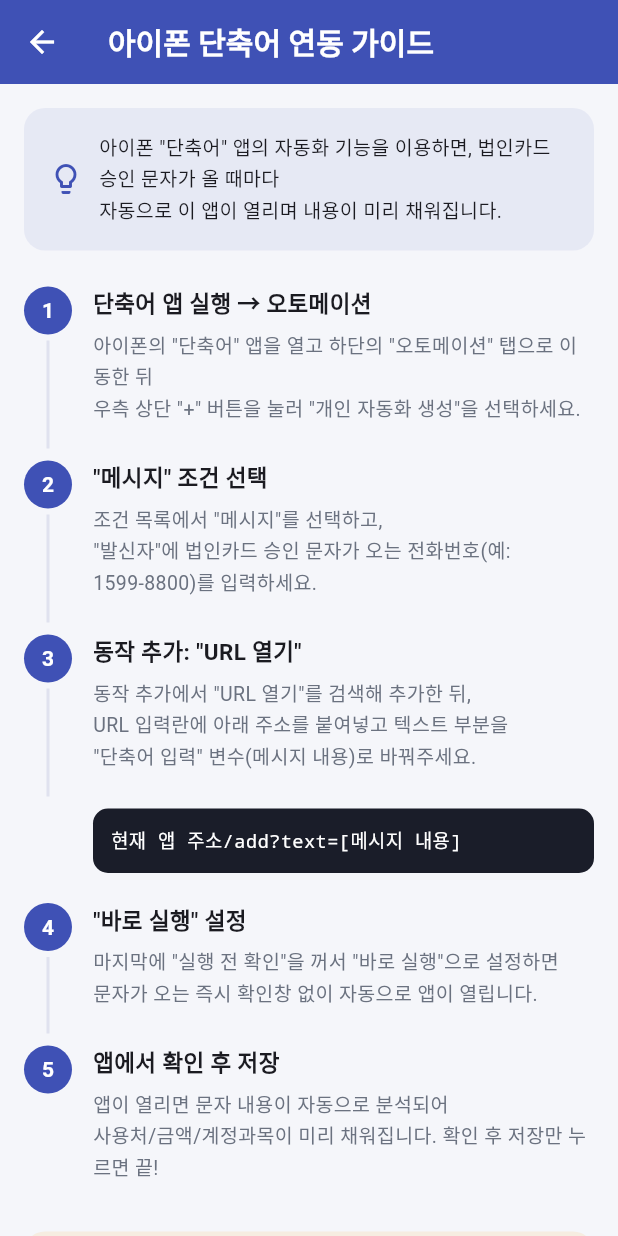
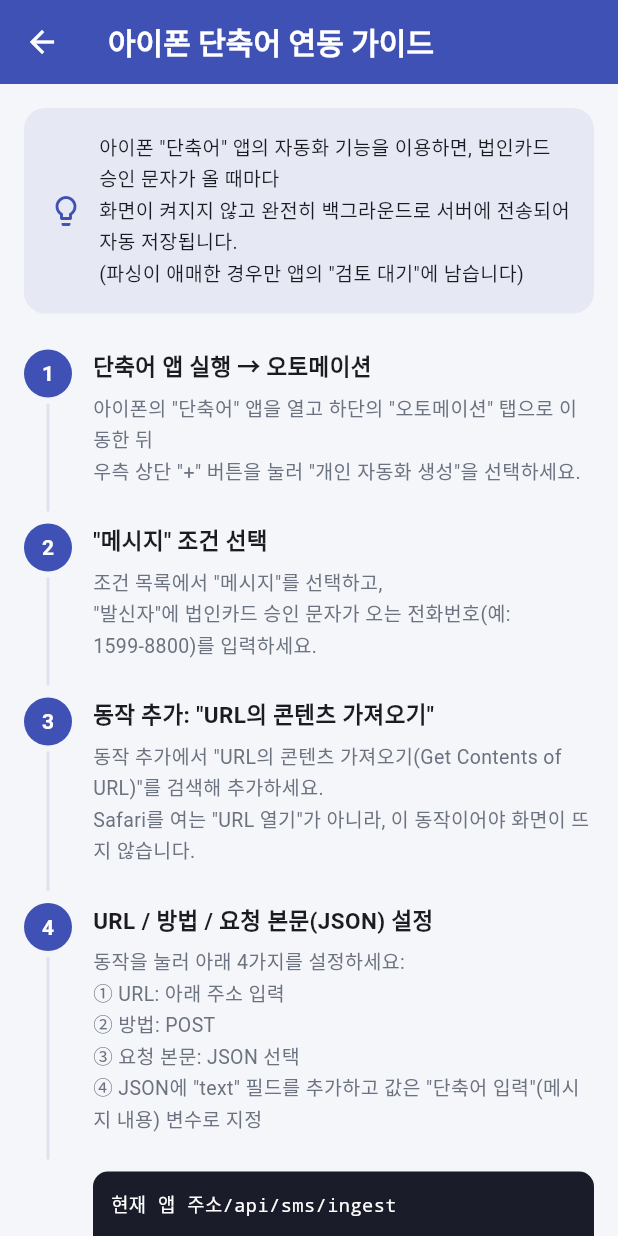
Before and after one commit to sweatmoon/creditcard-management, a Flutter app: the ShortcutGuideScreen screen opened directly, on a phone screen of 412 x 824 dp. Run offline on Flutter 3.47's test engine with Material 3 defaults, Android fonts, the phone set to English and light mode, and no system bars; missing offline and left inert: excel, file_saver; network calls fail.

Commit message:
문자 수신 완전 자동화: 단축어->서버 백그라운드 자동적재 + 검토대기 화면 추가
- server/smsParser.js: Dart SmsParser 로직을 Node.js로 포팅
- server: POST /api/sms/ingest - 단축어가 URL의 콘텐츠 가져오기(POST)로 문자 원문 전송 시,
  화면을 띄우지 않고 서버가 즉시 파싱/분류. 확실한 경우 transactions에 바로 자동저장,
  식대 추정(공동사용자 확인 필요)이나 파싱 실패는 pending_sms(검토대기)에 저장
- server: GET /api/pending-sms, POST /api/pending-sms/:id/approve, /reject 추가
- db.js: pending_sms 테이블 스키마 추가
- Flutter: PendingSms 모델, StorageService/Provider에 검토대기 CRUD 추가
- Flutter: PendingSmsScreen 신규 - 검토대기 목록 확인/수정 후 승인 또는 무시
- 홈화면에 검토대기 건수 배지 카드 추가 (탭하면 검토대기 화면으로 이동)
- 단축어 가이드 화면을 URL열기(Safari뜸) 방식에서 URL의 콘텐츠 가져오기(POST, 백그라운드)
  방식으로 전면 업데이트

```diff
--- a/lib/models/transaction.dart
+++ b/lib/models/transaction.dart
@@ -141,3 +141,65 @@
     );
   }
 }
+
+/// 단축어가 서버로 문자를 직접 전송(백그라운드)했을 때, 서버가 즉시 자동저장하지
+/// 못하고(파싱 실패 또는 식대 추정으로 공동사용자 확인 필요) "검토 대기"로 쌓아둔 항목.
+/// 앱에서 이 목록을 확인 후 승인(저장)하거나 거부(무시)할 수 있다.
+class PendingSms {
+  final int id;
+  final String rawMessage;
+  final String? merchant;
+  final double? amount;
+  final String currency;
+  final DateTime? dateTime;
+  final String? cardHolder;
+  final String category;
+  final String detail;
+  final bool isMealSuggested;
+  final bool parseSuccess; // false면 파싱 자체가 실패한 케이스(안내문자 등)
+  final String? rejectReason;
+  final String status; // pending / approved / rejected
+  final DateTime createdAt;
+
+  PendingSms({
+    required this.id,
+    required this.rawMessage,
+    this.merchant,
+    this.amount,
+    this.currency = 'KRW',
+    this.dateTime,
+    this.cardHolder,
+    this.category = '기타',
+    this.detail = '',
+    this.isMealSuggested = false,
+    this.parseSuccess = false,
+    this.rejectReason,
+    this.status = 'pending',
+    required this.createdAt,
+  });
+
+  factory PendingSms.fromJson(Map<String, dynamic> json) {
+    DateTime? parseDate(dynamic v) {
+      if (v == null) return null;
+      return DateTime.tryParse(v.toString())?.toLocal();
+    }
+
+    return PendingSms(
+      id: json['id'] as int,
+      rawMessage: json['rawMessage'] as String? ?? '',
+      merchant: json['merchant'] as String?,
+      amount: (json['amount'] as num?)?.toDouble(),
+      currency: json['currency'] as String? ?? 'KRW',
+      dateTime: parseDate(json['dateTime']),
+      cardHolder: json['cardHolder'] as String?,
+      category: json['category'] as String? ?? '기타',
+      detail: json['detail'] as String? ?? '',
+      isMealSuggested: json['isMealSuggested'] as bool? ?? false,
+      parseSuccess: json['parseSuccess'] as bool? ?? false,
+      rejectReason: json['rejectReason'] as String?,
+      status: json['status'] as String? ?? 'pending',
+      createdAt:
+          parseDate(json['createdAt']) ?? DateTime.now(),
+    );
+  }
+}
--- a/lib/screens/shortcut_guide_screen.dart
+++ b/lib/screens/shortcut_guide_screen.dart
@@ -2,8 +2,12 @@
 import '../utils/theme.dart';
 
 /// 아이폰 단축어(Shortcuts) 자동화 설정 가이드
-/// 웹 앱은 SMS를 직접 읽을 수 없으므로, 단축어의 "메시지 받을 때" 오토메이션 +
-/// "URL 열기" 액션으로 문자 내용을 이 웹앱의 /add?text=... 파라미터로 전달받는 방식 안내
+///
+/// "URL의 콘텐츠 가져오기(Get Contents of URL)" POST 액션으로 문자 원문을
+/// 서버(/api/sms/ingest)에 직접 전송하는 방식. Safari/앱 화면이 전혀 뜨지 않고
+/// 잠금 상태에서도 완전히 백그라운드로 동작한다.
+/// - 서버가 파싱에 확신이 있으면 즉시 거래내역에 자동 저장
+/// - 애매한 경우(식대 추정 등)만 "검토 대기"에 쌓여 앱에서 나중에 확인
 class ShortcutGuideScreen extends StatelessWidget {
   const ShortcutGuideScreen({super.key});
 
@@ -28,7 +32,8 @@
                   Expanded(
                     child: Text(
                       '아이폰 "단축어" 앱의 자동화 기능을 이용하면, 법인카드 승인 문자가 올 때마다\n'
-                      '자동으로 이 앱이 열리며 내용이 미리 채워집니다.',
+                      '화면이 켜지지 않고 완전히 백그라운드로 서버에 전송되어 자동 저장됩니다.\n'
+                      '(파싱이 애매한 경우만 앱의 "검토 대기"에 남습니다)',
                       style: TextStyle(fontSize: 13, height: 1.5),
                     ),
                   ),
@@ -52,11 +57,20 @@
             ),
             _step(
               number: '3',
-              title: '동작 추가: "URL 열기"',
+              title: '동작 추가: "URL의 콘텐츠 가져오기"',
               desc:
-                  '동작 추가에서 "URL 열기"를 검색해 추가한 뒤,\n'
-                  'URL 입력란에 아래 주소를 붙여넣고 텍스트 부분을\n'
-                  '"단축어 입력" 변수(메시지 내용)로 바꿔주세요.',
+                  '동작 추가에서 "URL의 콘텐츠 가져오기(Get Contents of URL)"를 검색해 추가하세요.\n'
+                  'Safari를 여는 "URL 열기"가 아니라, 이 동작이어야 화면이 뜨지 않습니다.',
+            ),
+            _step(
+              number: '4',
+              title: 'URL / 방법 / 요청 본문(JSON) 설정',
+              desc:
+                  '동작을 눌러 아래 4가지를 설정하세요:\n'
+                  '① URL: 아래 주소 입력\n'
+                  '② 방법: POST\n'
+                  '③ 요청 본문: JSON 선택\n'
+                  '④ JSON에 "text" 필드를 추가하고 값은 "단축어 입력"(메시지 내용) 변수로 지정',
             ),
             Container(
               margin: const EdgeInsets.only(left: 46, bottom: 20),
@@ -66,27 +80,31 @@
                 borderRadius: BorderRadius.circular(10),
               ),
               child: const SelectableText(
-                '현재 앱 주소/add?text=[메시지 내용]',
+                '현재 앱 주소/api/sms/ingest\n\n'
+                'JSON 요청 본문:\n'
+                '{ "text": [단축어 입력] }',
                 style: TextStyle(
                   color: Colors.white,
                   fontFamily: 'monospace',
                   fontSize: 12.5,
+                  height: 1.6,
                 ),
               ),
             ),
             _step(
-              number: '4',
+              number: '5',
               title: '"바로 실행" 설정',
               desc:
                   '마지막에 "실행 전 확인"을 꺼서 "바로 실행"으로 설정하면\n'
-                  '문자가 오는 즉시 확인창 없이 자동으로 앱이 열립니다.',
+                  '문자가 오는 즉시, 화면이 켜지지 않고 조용히 서버로 전송됩니다.',
             ),
             _step(
-              number: '5',
-              title: '앱에서 확인 후 저장',
+              number: '6',
+              title: '앱에서는 "검토 대기"만 확인',
               desc:
-                  '앱이 열리면 문자 내용이 자동으로 분석되어\n'
-                  '사용처/금액/계정과목이 미리 채워집니다. 확인 후 저장만 누르면 끝!',
+                  '대부분의 경우 자동으로 저장까지 완료됩니다.\n'
+                  '식대로 추정되어 공동사용자 확인이 필요하거나, 인식하지 못한 문자만\n'
+                  '홈 화면의 "검토 대기" 알림에 표시되니 그때만 앱을 열어 확인하세요.',
               isLast: true,
             ),
             const SizedBox(height: 8),
@@ -103,7 +121,8 @@
                   Expanded(
                     child: Text(
                       '단축어 자동화는 iOS 시스템 기능으로, 위 설정은 사용자가 아이폰에서\n'
-                      '직접 1회 진행해야 합니다. 이후에는 완전 자동으로 동작합니다.',
+                      '직접 1회 진행해야 합니다. 이후에는 완전 자동(백그라운드)으로 동작합니다.\n'
+                      '단, iOS 정책상 저전력 모드 등에서는 자동화 실행이 약간 지연될 수 있습니다.',
                       style: TextStyle(
                         fontSize: 12.5,
                         color: AppTheme.warning.withValues(alpha: 0.9),
--- a/lib/services/storage_service.dart
+++ b/lib/services/storage_service.dart
@@ -196,4 +196,73 @@
       _fail('매핑규칙 삭제', e);
     }
   }
+
+  // ---------------- Pending SMS (단축어 백그라운드 자동수집 검토 대기) ----------------
+
+  /// 검토 대기 목록 조회 (기본: status=pending)
+  static Future<List<PendingSms>> getPendingSms({
+    String status = 'pending',
+  }) async {
+    try {
+      final res = await http.get(
+        _uri('/api/pending-sms?status=$status'),
+      );
+      if (res.statusCode != 200) {
+        throw Exception('서버 응답 오류 (${res.statusCode})');
+      }
+      final List<dynamic> data = jsonDecode(utf8.decode(res.bodyBytes));
+      return data
+          .map((e) => PendingSms.fromJson(Map<String, dynamic>.from(e)))
+          .toList();
+    } catch (e) {
+      _fail('검토 대기 목록 조회', e);
+    }
+  }
+
+  /// 검토 대기 항목을 승인(실제 거래로 저장). 사용자가 확인/수정한 값을 전달한다.
+  static Future<void> approvePendingSms(
+    int id, {
+    required String merchant,
+    required double amount,
+    required String currency,
+    required String category,
+    required String detail,
+    required List<String> coUsers,
+    required DateTime dateTime,
+    String? cardHolder,
+  }) async {
+    try {
+      final res = await http.post(
+        _uri('/api/pending-sms/$id/approve'),
+        headers: {'Content-Type': 'application/json'},
+        body: jsonEncode({
+          'merchant': merchant,
+          'amount': amount,
+          'currency': currency,
+          'category': category,
+          'detail': detail,
+          'coUsers': coUsers,
+          'dateTime': dateTime.toIso8601String(),
+          'cardHolder': cardHolder,
+        }),
+      );
+      if (res.statusCode != 201 && res.statusCode != 200) {
+        throw Exception('서버 응답 오류 (${res.statusCode})');
+      }
+    } catch (e) {
+      _fail('검토 대기 승인', e);
+    }
+  }
+
+  /// 검토 대기 항목을 거부(무시) 처리
+  static Future<void> rejectPendingSms(int id) async {
+    try {
+      final res = await http.post(_uri('/api/pending-sms/$id/reject'));
+      if (res.statusCode != 200) {
+        throw Exception('서버 응답 오류 (${res.statusCode})');
+      }
+    } catch (e) {
+      _fail('검토 대기 거부', e);
+    }
+  }
 }
```
Also changed, not shown: lib/providers/transaction_provider.dart (+53 -0 lines), lib/screens/home_screen.dart (+60 -1 lines), lib/screens/pending_sms_screen.dart (added, +377 -0 lines), 3 other files.
